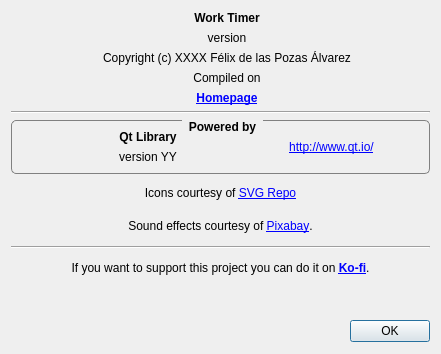
Before: the Qt Designer form AboutDialog.ui in FelixdelasPozas/WorkTimer, drawn with Qt 5.
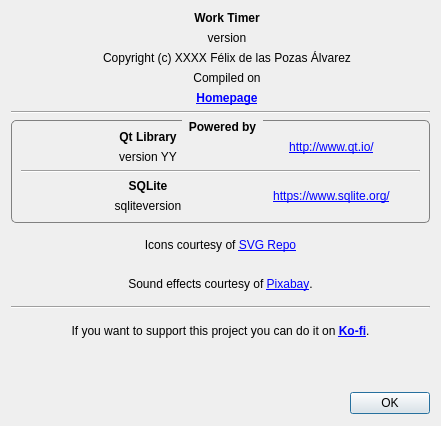
After: the same form once the commit is applied. Icons and pictures are not drawn. Custom widgets are drawn as their Qt base class.

Commit message: Added SQLite library and task bar button progress code.

Diff of the .ui file:
```diff
--- a/AboutDialog.ui
+++ b/AboutDialog.ui
@@ -7,19 +7,19 @@
     <x>0</x>
     <y>0</y>
     <width>441</width>
-    <height>354</height>
+    <height>426</height>
    </rect>
   </property>
   <property name="minimumSize">
    <size>
     <width>441</width>
-    <height>354</height>
+    <height>426</height>
    </size>
   </property>
   <property name="maximumSize">
    <size>
     <width>441</width>
-    <height>368</height>
+    <height>427</height>
    </size>
   </property>
   <property name="windowTitle">
@@ -191,6 +191,8 @@
        <property name="flat">
         <bool>false</bool>
        </property>
+       <layout class="QVBoxLayout" name="verticalLayout_5">
+        <item>
        <layout class="QHBoxLayout" name="horizontalLayout_2">
         <item>
          <widget class="QLabel" name="label_3">
@@ -252,6 +254,80 @@
            <bool>true</bool>
           </property>
          </widget>
+          </item>
+         </layout>
+        </item>
+        <item>
+         <widget class="Line" name="line_2">
+          <property name="orientation">
+           <enum>Qt::Orientation::Horizontal</enum>
+          </property>
+         </widget>
+        </item>
+        <item>
+         <layout class="QHBoxLayout" name="horizontalLayout_4">
+          <item>
+           <widget class="QLabel" name="label_6">
+            <property name="maximumSize">
+             <size>
+              <width>32</width>
+              <height>32</height>
+             </size>
+            </property>
+            <property name="text">
+             <string/>
+            </property>
+            <property name="pixmap">
+             <pixmap resource="rsc/resources.qrc">:/WorkTimer/sqlite.svg</pixmap>
+            </property>
+            <property name="scaledContents">
+             <bool>true</bool>
+            </property>
+           </widget>
+          </item>
+          <item>
+           <layout class="QVBoxLayout" name="verticalLayout_6">
+            <item>
+             <widget class="QLabel" name="label_9">
+              <property name="font">
+               <font>
+                <bold>true</bold>
+               </font>
+              </property>
+              <property name="text">
+               <string>SQLite</string>
+              </property>
+              <property name="alignment">
+               <set>Qt::AlignmentFlag::AlignCenter</set>
+              </property>
+             </widget>
+            </item>
+            <item>
+             <widget class="QLabel" name="m_sqliteVersion">
+              <property name="text">
+               <string>sqliteversion</string>
+              </property>
+              <property name="alignment">
+               <set>Qt::AlignmentFlag::AlignCenter</set>
+              </property>
+             </widget>
+            </item>
+           </layout>
+          </item>
+          <item>
+           <widget class="QLabel" name="label_8">
+            <property name="text">
+             <string>&lt;a href=&quot;https://www.sqlite.org/&quot;&gt;https://www.sqlite.org/&lt;/a&gt;</string>
+            </property>
+            <property name="alignment">
+             <set>Qt::AlignmentFlag::AlignCenter</set>
+            </property>
+            <property name="openExternalLinks">
+             <bool>true</bool>
+            </property>
+           </widget>
+          </item>
+         </layout>
         </item>
        </layout>
       </widget>
```
Lines whose indentation alone changed are shown as unchanged. The commit also changes 12 other files.
